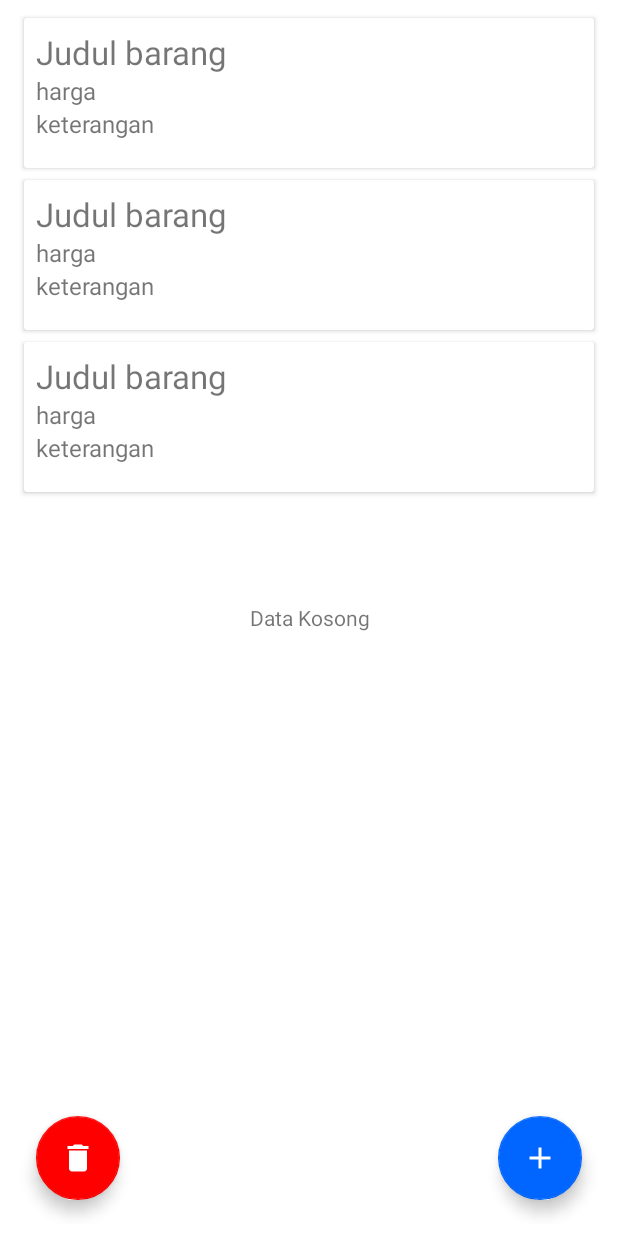
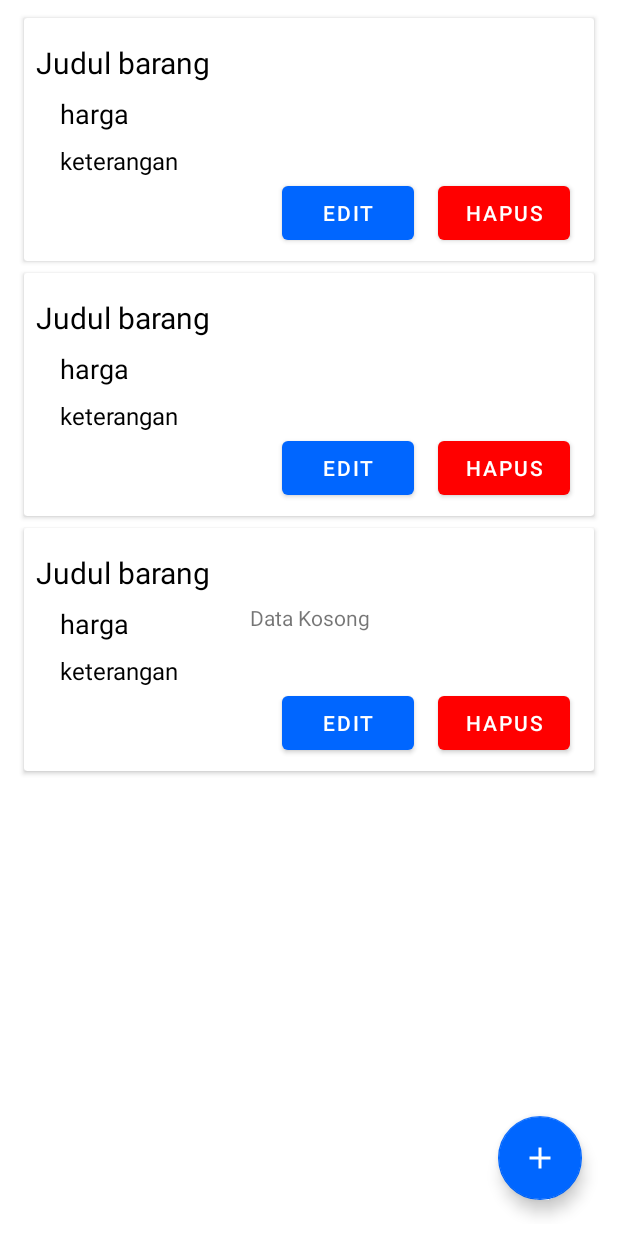
Before and after one commit to luqmanrofifm/Barokah_Store, an Android app: the layout activity_main.xml on its own in the app's theme, with its tools: preview values and no code run, on a phone screen of 412 x 824 dp. Run offline under Robolectric (Android 15) with nearby library versions, the phone set to English and light mode, and no system bars.

Commit message:
implement update and delete

```diff
--- a/app/src/main/java/com/example/barokahstore/core/data/local/dao/PriceListDao.kt
+++ b/app/src/main/java/com/example/barokahstore/core/data/local/dao/PriceListDao.kt
@@ -26,4 +26,10 @@ interface PriceListDao {
 
     @Query("SELECT id FROM price_list")
     fun getIdPriceList(): List<Int>
+
+    @Query("SELECT * FROM price_list where id =:id")
+    fun getDataById(id: Int): PriceListEntity
+
+    @Query("UPDATE price_list SET nama=:nama, harga=:harga, keterangan=:keterangan WHERE id=:id")
+    suspend fun updatePriceList( id: Int, nama: String, harga: Int, keterangan: String)
 }
--- a/app/src/main/java/com/example/barokahstore/core/domain/repository/LocalDataRepository.kt
+++ b/app/src/main/java/com/example/barokahstore/core/domain/repository/LocalDataRepository.kt
@@ -15,4 +15,9 @@ interface LocalDataRepository {
     fun getDataAllNotLive(): List<PriceListEntity>
 
     fun getListId(): List<Int>
+
+    fun getById(id: Int): PriceListEntity
+
+    fun updatePriceList(data: PriceListEntity)
+
 }
--- a/app/src/main/java/com/example/barokahstore/core/domain/repository/RemoteDataRepository.kt
+++ b/app/src/main/java/com/example/barokahstore/core/domain/repository/RemoteDataRepository.kt
@@ -8,6 +8,6 @@ import com.example.barokahstore.core.data.remote.response.ResponseModel
 interface RemoteDataRepository {
     suspend fun getAllPriceList(): ResultApi<ResponseModel.Result,ErrorResponse>
     suspend fun addPriceList(nama: String, harga: Int, keterangan: String): ResultApi<ResponseModel.Result,ErrorResponse>
-    suspend fun updatePriceList(data: PriceListEntity): ResultApi<ResponseModel.Result,ErrorResponse>
+    suspend fun updatePriceList(nama: String, harga: Int, keterangan: String, id: Int): ResultApi<ResponseModel.Result,ErrorResponse>
     suspend fun deletePriceList(id: Int): ResultApi<ResponseModel.Result,ErrorResponse>
 }
--- a/app/src/main/res/layout/activity_main.xml
+++ b/app/src/main/res/layout/activity_main.xml
@@ -36,20 +36,4 @@
         app:srcCompat="@drawable/ic_add"
         app:tint="@color/white" />
 
-    <com.google.android.material.floatingactionbutton.FloatingActionButton
-        android:id="@+id/fab_delFieldActivity"
-        android:layout_width="wrap_content"
-        android:layout_height="wrap_content"
-        android:layout_alignParentStart="true"
-        android:layout_alignParentBottom="true"
-        android:layout_gravity="bottom|start"
-        android:layout_marginStart="16dp"
-        android:layout_marginTop="16dp"
-        android:layout_marginEnd="16dp"
-        android:layout_marginBottom="16dp"
-        app:backgroundTint="@color/red"
-        app:layout_constraintBottom_toBottomOf="parent"
-        app:layout_constraintStart_toStartOf="parent"
-        app:srcCompat="@drawable/ic_delete"
-        app:tint="@color/white" />
 </androidx.constraintlayout.widget.ConstraintLayout>
--- a/app/src/main/res/layout/item_cardview_daftarharga.xml
+++ b/app/src/main/res/layout/item_cardview_daftarharga.xml
@@ -1,10 +1,10 @@
 <?xml version="1.0" encoding="utf-8"?>
-<androidx.cardview.widget.CardView xmlns:android="http://schemas.android.com/apk/res/android"
-    xmlns:card-view="http://schemas.android.com/apk/res-auto"
+<androidx.cardview.widget.CardView
+    xmlns:android="http://schemas.android.com/apk/res/android"
+    xmlns:app="http://schemas.android.com/apk/res-auto"
     android:layout_width="match_parent"
     android:layout_height="wrap_content"
     xmlns:card_view="http://schemas.android.com/tools"
-    xmlns:tools= "http://schemas.android.com/tools"
     android:id="@+id/card_view_daftar_harga"
     android:layout_gravity="center"
     android:layout_marginLeft="8dp"
@@ -13,38 +13,75 @@
     android:layout_marginBottom="4dp"
     card_view:cardCornerRadius="4dp">
 
-    <RelativeLayout
+    <androidx.constraintlayout.widget.ConstraintLayout
         android:layout_width="match_parent"
-        android:layout_height="100dp"
+        android:layout_height="match_parent"
         android:padding="8dp">
 
         <TextView
+            app:layout_constraintTop_toTopOf="parent"
+            app:layout_constraintStart_toStartOf="parent"
             android:id="@+id/tv_judul"
-            android:layout_width="match_parent"
+            android:textColor="@color/black"
+            android:layout_width="wrap_content"
             android:layout_height="wrap_content"
-            tools:text="Judul barang"
-            android:maxLines="5"
+            android:layout_marginTop="8dp"
+            android:layout_marginBottom="8dp"
+            android:text="Judul barang"
             android:ellipsize="end"
-            android:textSize="22dp"/>
+            android:textSize="20dp"/>
         <TextView
+            app:layout_constraintTop_toBottomOf="@+id/tv_judul"
             android:id="@+id/tv_harga"
-            android:layout_below="@+id/tv_judul"
             android:layout_width="match_parent"
             android:layout_height="wrap_content"
             android:ellipsize="end"
-            android:maxLines="3"
-            tools:text="harga"
-            android:textSize="16dp"/>
+            android:layout_marginLeft="16dp"
+            android:layout_marginTop="8dp"
+            android:layout_marginBottom="8dp"
+            android:textColor="@color/black"
+            android:text="harga"
+            android:textSize="18dp"/>
         <TextView
+            app:layout_constraintTop_toBottomOf="@+id/tv_harga"
             android:id="@+id/tv_keterangan"
             android:layout_below="@+id/tv_harga"
             android:layout_width="match_parent"
             android:layout_height="wrap_content"
+            android:layout_marginLeft="16dp"
+            android:layout_marginTop="8dp"
+            android:layout_marginBottom="8dp"
             android:ellipsize="end"
-            android:maxLines="3"
-            tools:text="keterangan"
+            android:textColor="@color/black"
+            android:text="keterangan"
             android:textSize="16dp"/>
 
-    </RelativeLayout>
+        <LinearLayout
+            android:id="@+id/llButton"
+            android:layout_width="wrap_content"
+            android:layout_height="wrap_content"
+            app:layout_constraintTop_toBottomOf="@+id/tv_keterangan"
+            app:layout_constraintEnd_toEndOf="parent"
+            android:orientation="horizontal">
+
+            <com.google.android.material.button.MaterialButton
+                android:id="@+id/btnEditItem"
+                android:layout_width="wrap_content"
+                android:layout_height="wrap_content"
+                android:layout_marginHorizontal="8dp"
+                app:backgroundTint="@color/blue"
+                android:text="edit" />
+
+            <com.google.android.material.button.MaterialButton
+                android:id="@+id/btnDeleteItem"
+                android:layout_width="wrap_content"
+                android:layout_height="wrap_content"
+                android:layout_marginHorizontal="8dp"
+                app:backgroundTint="@color/red"
+                android:text="hapus" />
+
+        </LinearLayout>
+
+    </androidx.constraintlayout.widget.ConstraintLayout>
 
 </androidx.cardview.widget.CardView>
--- a/gradle.properties
+++ b/gradle.properties
@@ -19,4 +19,4 @@ android.useAndroidX=true
 android.enableJetifier=true
 # Kotlin code style for this project: "official" or "obsolete":
 kotlin.code.style=official
-BASE_URL = "https://96b5-114-10-5-211.ap.ngrok.io"
+BASE_URL = "https://e63d-114-10-10-3.ap.ngrok.io"
```
Also changed, not shown: app/src/main/java/com/example/barokahstore/MainActivity.kt (+9 -1 lines), app/src/main/java/com/example/barokahstore/MainViewModel.kt (+44 -8 lines), app/src/main/java/com/example/barokahstore/PriceListAdapter.kt (+11 -0 lines), app/src/main/java/com/example/barokahstore/core/data/local/LocalDataSourceImpl.kt (+10 -0 lines), app/src/main/java/com/example/barokahstore/core/data/remote/ApiService.kt (+6 -3 lines), app/src/main/java/com/example/barokahstore/core/data/remote/RemoteDataSourceImpl.kt (+42 -3 lines), app/src/main/java/com/example/barokahstore/core/domain/usecase/local/GetPriceListByIdUseCase.kt (added, +11 -0 lines), app/src/main/java/com/example/barokahstore/core/domain/usecase/local/UpdatePriceListUseCase.kt (added, +11 -0 lines), app/src/main/java/com/example/barokahstore/core/domain/usecase/remote/DeletePriceListRemoteUseCase.kt (added, +15 -0 lines), app/src/main/java/com/example/barokahstore/core/domain/usecase/remote/UpdatePriceListRemoteUseCase.kt (added, +15 -0 lines), app/src/main/java/com/example/barokahstore/input_pricelist/NewPriceListActivity.kt (+24 -3 lines), app/src/main/java/com/example/barokahstore/input_pricelist/NewPriceListViewModel.kt (+28 -2 lines).
